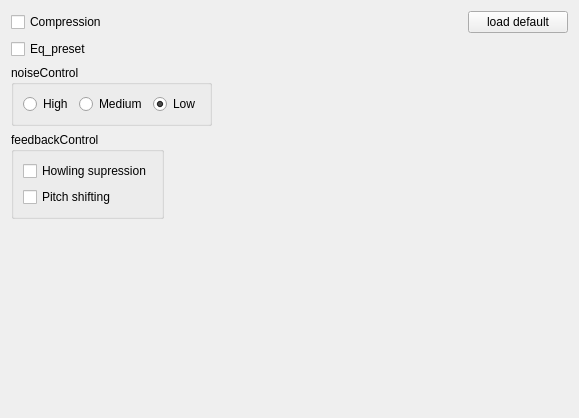
Qt form ServerGui/sound_user_mode.ui (akru/conference-speaker-server) before a commit.
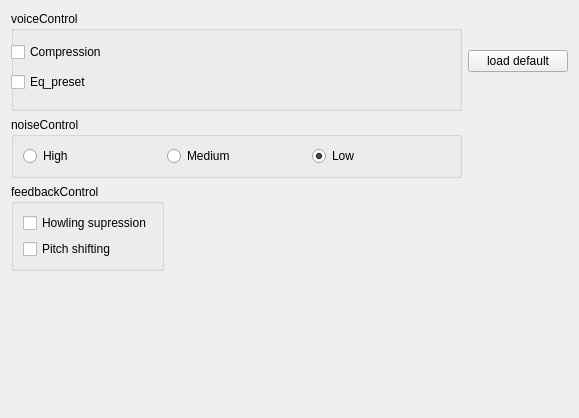
The same form after that commit.

Commit message: web-admin fixes; sound user mode little imp

The edit to the form file:
```diff
--- a/ServerGui/sound_user_mode.ui
+++ b/ServerGui/sound_user_mode.ui
@@ -14,7 +14,65 @@
    <string>Form</string>
   </property>
   <layout class="QGridLayout" name="gridLayout">
-   <item row="12" column="0">
+   <item row="2" column="0">
+    <widget class="QGroupBox" name="groupBox">
+     <property name="minimumSize">
+      <size>
+       <width>100</width>
+       <height>100</height>
+      </size>
+     </property>
+     <property name="maximumSize">
+      <size>
+       <width>16777215</width>
+       <height>100</height>
+      </size>
+     </property>
+     <property name="title">
+      <string>voiceControl</string>
+     </property>
+     <widget class="QCheckBox" name="compressorBox">
+      <property name="geometry">
+       <rect>
+        <x>0</x>
+        <y>30</y>
+        <width>455</width>
+        <height>22</height>
+       </rect>
+      </property>
+      <property name="text">
+       <string>Compression</string>
+      </property>
+     </widget>
+     <widget class="QCheckBox" name="eqBox">
+      <property name="geometry">
+       <rect>
+        <x>0</x>
+        <y>60</y>
+        <width>355</width>
+        <height>22</height>
+       </rect>
+      </property>
+      <property name="text">
+       <string>Eq_preset</string>
+      </property>
+     </widget>
+    </widget>
+   </item>
+   <item row="2" column="1">
+    <widget class="QPushButton" name="loadDefaultSettings">
+     <property name="maximumSize">
+      <size>
+       <width>100</width>
+       <height>16777215</height>
+      </size>
+     </property>
+     <property name="text">
+      <string>load default</string>
+     </property>
+    </widget>
+   </item>
+   <item row="14" column="0">
     <spacer name="verticalSpacer">
      <property name="orientation">
       <enum>Qt::Vertical</enum>
@@ -27,7 +85,30 @@
      </property>
     </spacer>
    </item>
-   <item row="6" column="0" alignment="Qt::AlignLeft|Qt::AlignTop">
+   <item row="8" column="0" alignment="Qt::AlignLeft|Qt::AlignTop">
+    <widget class="QGroupBox" name="feedbackControlBox">
+     <property name="title">
+      <string>feedbackControl</string>
+     </property>
+     <layout class="QVBoxLayout" name="verticalLayout_2">
+      <item>
+       <widget class="QCheckBox" name="hsBox">
+        <property name="text">
+         <string>Howling supression</string>
+        </property>
+       </widget>
+      </item>
+      <item>
+       <widget class="QCheckBox" name="psBox">
+        <property name="text">
+         <string>Pitch shifting</string>
+        </property>
+       </widget>
+      </item>
+     </layout>
+    </widget>
+   </item>
+   <item row="7" column="0">
     <widget class="QGroupBox" name="noiseControlBox">
      <property name="title">
       <string>noiseControl</string>
@@ -63,56 +144,6 @@
      </layout>
     </widget>
    </item>
-   <item row="7" column="0" alignment="Qt::AlignLeft|Qt::AlignTop">
-    <widget class="QGroupBox" name="feedbackControlBox">
-     <property name="title">
-      <string>feedbackControl</string>
-     </property>
-     <layout class="QVBoxLayout" name="verticalLayout_2">
-      <item>
-       <widget class="QCheckBox" name="hsBox">
-        <property name="text">
-         <string>Howling supression</string>
-        </property>
-       </widget>
-      </item>
-      <item>
-       <widget class="QCheckBox" name="psBox">
-        <property name="text">
-         <string>Pitch shifting</string>
-        </property>
-       </widget>
-      </item>
-     </layout>
-    </widget>
-   </item>
-   <item row="5" column="0">
-    <widget class="QCheckBox" name="eqPresetBox">
-     <property name="text">
-      <string>Eq_preset</string>
-     </property>
-    </widget>
-   </item>
-   <item row="2" column="1">
-    <widget class="QPushButton" name="loadDefaultSettings">
-     <property name="maximumSize">
-      <size>
-       <width>100</width>
-       <height>16777215</height>
-      </size>
-     </property>
-     <property name="text">
-      <string>load default</string>
-     </property>
-    </widget>
-   </item>
-   <item row="2" column="0">
-    <widget class="QCheckBox" name="compressionBox">
-     <property name="text">
-      <string>Compression</string>
-     </property>
-    </widget>
-   </item>
   </layout>
  </widget>
  <resources/>
```
The commit also changes 3 other files.
